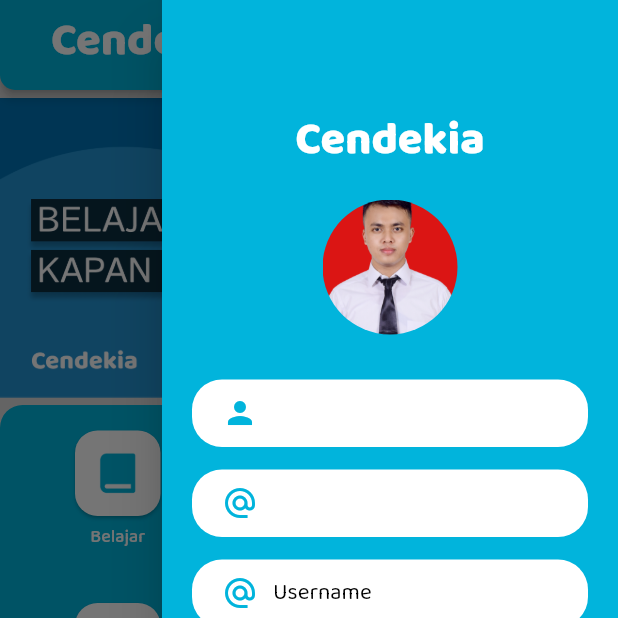
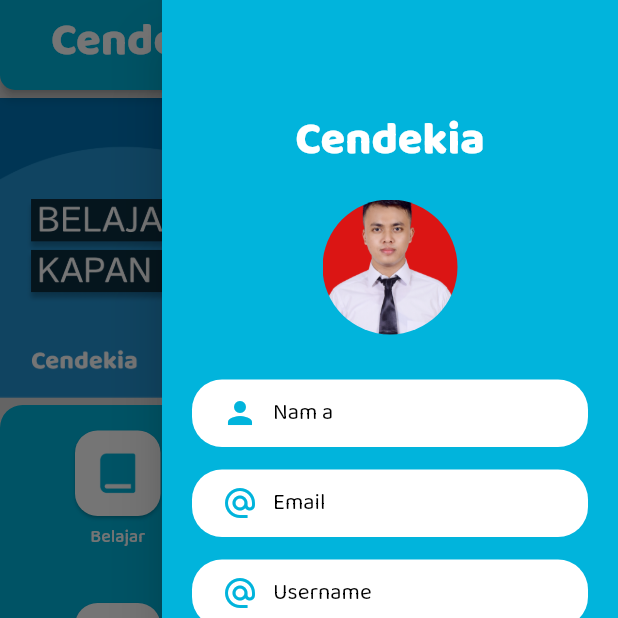
Before and after one commit to irsyadkamal14/Cendekia_app, a Flutter app: the DetailPage screen opened directly, with the side drawer open, on a phone screen of 412 x 824 dp, the top half of it. Run offline on Flutter 3.47's test engine with Material 2 defaults, Android fonts, the phone set to English and light mode, and no system bars; drawn by our look-alikes of flutter_image_slideshow; our stand-ins replace cloud_firestore, firebase_auth, firebase_core, fluttertoast, webview_flutter; accounts and stored records are empty.

Commit message:
Ganti Judul

```diff
--- a/lib/halaman_utama/komponen/nav-drawer.dart
+++ b/lib/halaman_utama/komponen/nav-drawer.dart
@@ -41,11 +41,11 @@ class _DrawerWidgetState extends State<DrawerWidget> {
           const SizedBox(height: 15),
           _drawerItem(
             icon: Icons.person,
-            text: '${loggedInUser.name}',
+            text: 'Nam a',
           ),
           _drawerItem(
             icon: Icons.alternate_email,
-            text: '${loggedInUser.email}',
+            text: 'Email',
           ),
           _drawerItem(
             icon: Icons.alternate_email,
```
Also changed, not shown: 3 other files.
